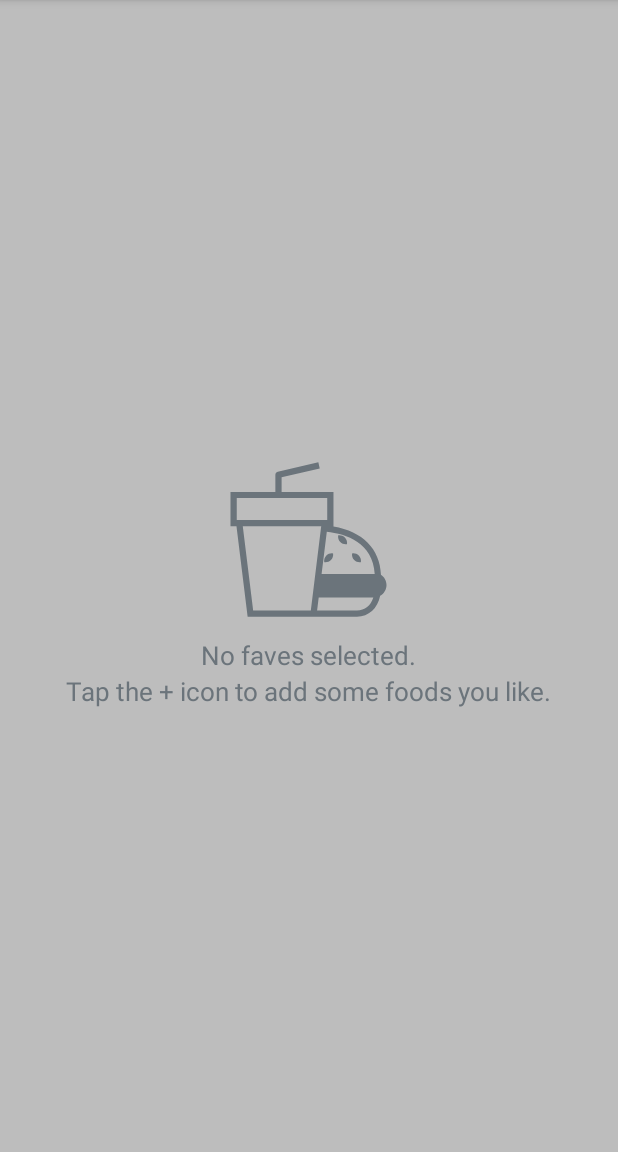
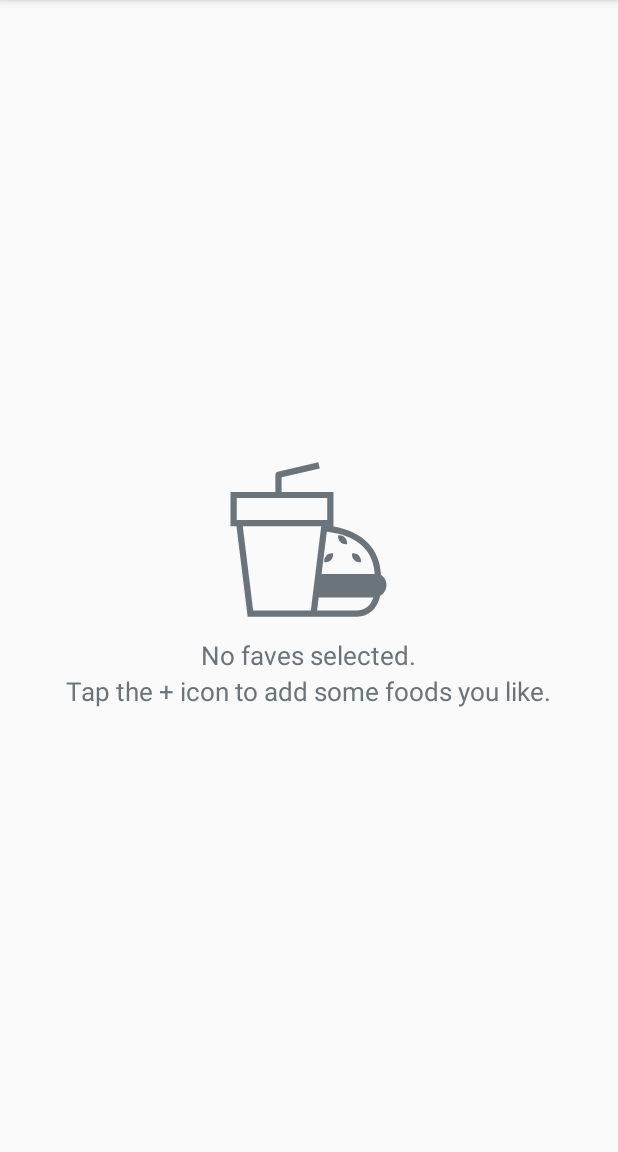
Before and after one commit to Purdue-ACM-SIGAPP/BoilerFaves, an Android app: the screen it shows after launch (MainActivity), on a phone screen of 412 x 824 dp, the part 84-1236 px from its top. Run offline under Robolectric (Android 15) with nearby library versions, the phone set to English and light mode, and no system bars; our stand-ins replace ButterKnife, Picasso; pictures from the network do not load.

Commit message:
Edit no faves background, remove select food title, remove toasts

```diff
--- a/app/src/main/java/com/lshan/boilerfaves/Activities/SelectFoodActivity.java
+++ b/app/src/main/java/com/lshan/boilerfaves/Activities/SelectFoodActivity.java
@@ -60,6 +60,7 @@ public class SelectFoodActivity extends AppCompatActivity {
         setSupportActionBar(toolbar);
 
         this.getSupportActionBar().setDisplayHomeAsUpEnabled(true);
+        this.getSupportActionBar().setTitle("");
 
         callRetrofit();
     }
--- a/app/src/main/java/com/lshan/boilerfaves/Adapters/SelectFoodAdapter.java
+++ b/app/src/main/java/com/lshan/boilerfaves/Adapters/SelectFoodAdapter.java
@@ -108,7 +108,7 @@ public class SelectFoodAdapter extends RecyclerView.Adapter<SelectFoodAdapter.Ar
                 SharedPrefsHelper.storeFaveList(faveList, context);
 
                 //create toast that food has been added
-                Toast.makeText(context, foodModel.getName() + " added to faves", Toast.LENGTH_LONG).show();
+                //Toast.makeText(context, foodModel.getName() + " added to faves", Toast.LENGTH_LONG).show();
                 //make checkmark visible
 
                 notifyDataSetChanged();
@@ -116,7 +116,7 @@ public class SelectFoodAdapter extends RecyclerView.Adapter<SelectFoodAdapter.Ar
                 faveList.remove(foodModel);
                 SharedPrefsHelper.storeFaveList(faveList, context);
 
-                Toast.makeText(context, foodModel.getName() + " removed from faves", Toast.LENGTH_LONG).show();
+                //Toast.makeText(context, foodModel.getName() + " removed from faves", Toast.LENGTH_LONG).show();
 
                 notifyDataSetChanged();
             }
--- a/app/src/main/res/layout/activity_main.xml
+++ b/app/src/main/res/layout/activity_main.xml
@@ -46,7 +46,6 @@
             android:id="@+id/noFavesLayout"
             android:layout_width="match_parent"
             android:layout_height="match_parent"
-            android:background="@color/colorMaterialGray400"
             android:gravity="center"
             android:visibility="gone"
            >
```
